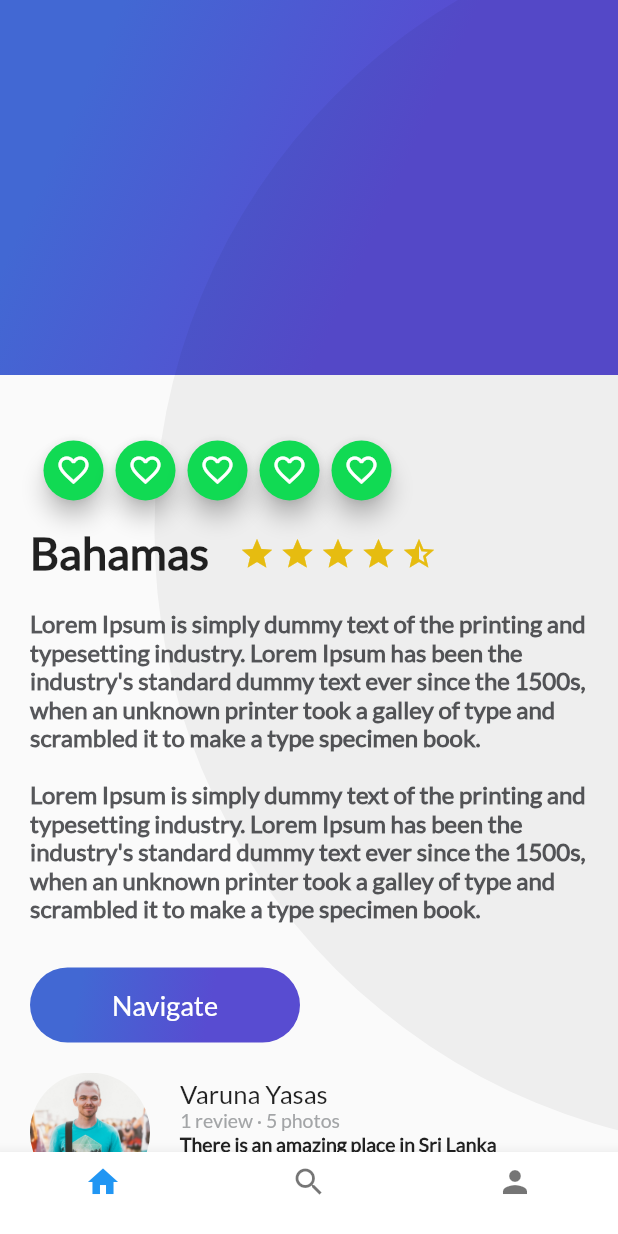
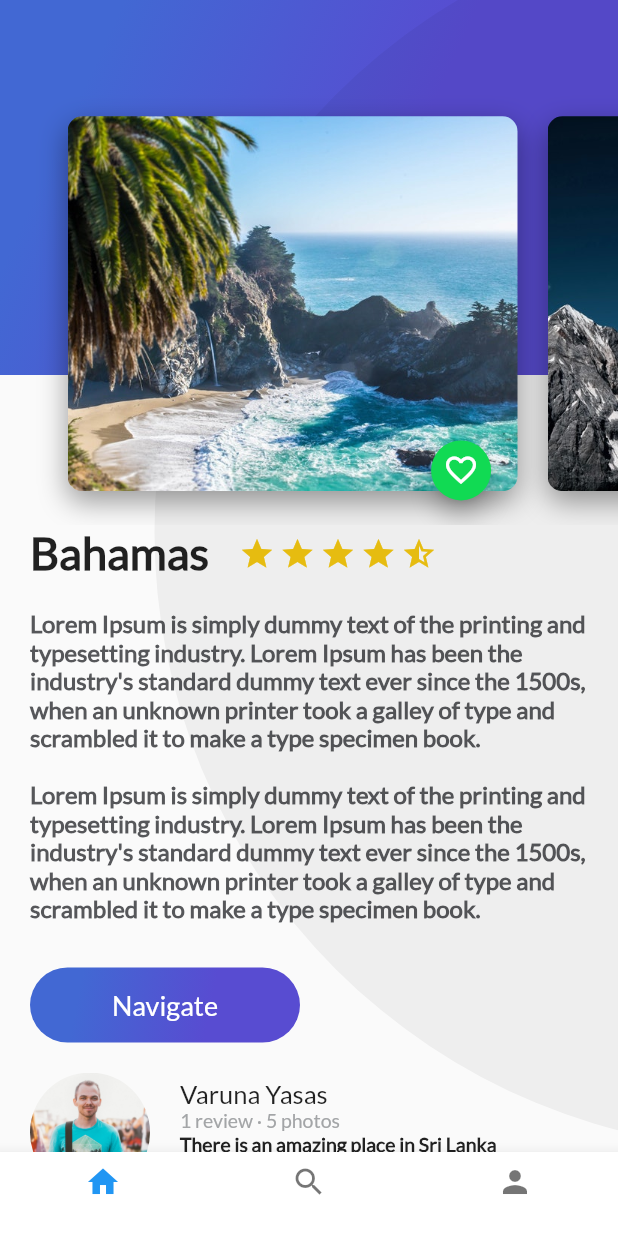
Before and after one commit to bichot/flutter_app_3, a Flutter app: the PlatziTrips screen opened directly, on a phone screen of 412 x 824 dp. Run offline on Flutter 3.47's test engine with Material 2 defaults, Android fonts, the phone set to English and light mode, and no system bars; our stand-ins replace cloud_firestore, firebase_auth, firebase_core, firebase_storage, google_sign_in; missing offline and left inert: dart:ffi, generic_bloc_provider; accounts and stored records are empty.

```diff
--- a/lib/Place/ui/screens/add_place_screen.dart
+++ b/lib/Place/ui/screens/add_place_screen.dart
@@ -68,10 +68,11 @@ class _AddPlaceScreen extends  State<AddPlaceScreen>{
                       iconData: Icons.camera_alt,
                       width:350.0,
                       height: 250.0,
+                      left: 0,
                     )
                 ),//Foto
                 Container(//TextField Title
-                  margin: EdgeInsets.only(bottom: 20.0),
+                  margin: EdgeInsets.only(top:20.0, bottom: 20.0),
                   child: TextInput(
                     hintText: "Title",
                     inputType: null,
--- a/lib/Place/ui/widgets/card_image.dart
+++ b/lib/Place/ui/widgets/card_image.dart
@@ -5,9 +5,9 @@ import 'package:flutter_app_3/widgets/floating_action_button_green.dart';
 class CardImageWithFabIcon extends StatelessWidget {
 
 
-  double height;
-  double width;
-  double left = 20.0;
+  final double height;
+  final double width;
+  final double left ;
   final String pathImage;
   final VoidCallback onPressedFabIcon;
   final IconData iconData;
@@ -19,6 +19,7 @@ class CardImageWithFabIcon extends StatelessWidget {
     @required this.height,
     @required this.onPressedFabIcon,
     @required this.iconData,
+    this.left
     });
 
   @override
--- a/lib/Place/ui/widgets/card_image_list.dart
+++ b/lib/Place/ui/widgets/card_image_list.dart
@@ -1,5 +1,4 @@
 import 'package:flutter/material.dart';
-
 import 'card_image.dart';
 
 class CardImageList extends StatelessWidget {
@@ -7,17 +6,37 @@ class CardImageList extends StatelessWidget {
   @override
   Widget build(BuildContext context) {
     // TODO: implement build
+
+    double width = 300.0;
+    double height = 250.0;
+    double left = 20.0;
+
     return Container(
       height: 350.0,
       child: ListView(
         padding: EdgeInsets.all(25.0),
         scrollDirection: Axis.horizontal,
         children: <Widget>[
-          CardImageWithFabIcon(pathImage:"assets/img/beach_palm.jpeg", iconData: Icons.favorite_border),
-          CardImageWithFabIcon(pathImage:"assets/img/mountain.jpeg",iconData: Icons.favorite_border),
-          CardImageWithFabIcon(pathImage:"assets/img/mountain_stars.jpeg",iconData: Icons.favorite_border),
-          CardImageWithFabIcon(pathImage:"assets/img/river.jpeg",iconData: Icons.favorite_border),
-          CardImageWithFabIcon(pathImage:"assets/img/sunset.jpeg",iconData: Icons.favorite_border),
+          CardImageWithFabIcon(pathImage:"assets/img/beach_palm.jpeg", iconData: Icons.favorite_border,
+            width:width,
+            height: height,
+            left: left),
+          CardImageWithFabIcon(pathImage:"assets/img/mountain.jpeg",iconData: Icons.favorite_border,
+              width:width,
+              height: height,
+              left: left),
+          CardImageWithFabIcon(pathImage:"assets/img/mountain_stars.jpeg",iconData: Icons.favorite_border,
+              width:width,
+              height: height,
+              left: left),
+          CardImageWithFabIcon(pathImage:"assets/img/river.jpeg",iconData: Icons.favorite_border,
+              width:width,
+              height: height,
+              left: left),
+          CardImageWithFabIcon(pathImage:"assets/img/sunset.jpeg",iconData: Icons.favorite_border,
+              width:width,
+              height: height,
+              left: left),
         ],
       ),
     );
```
